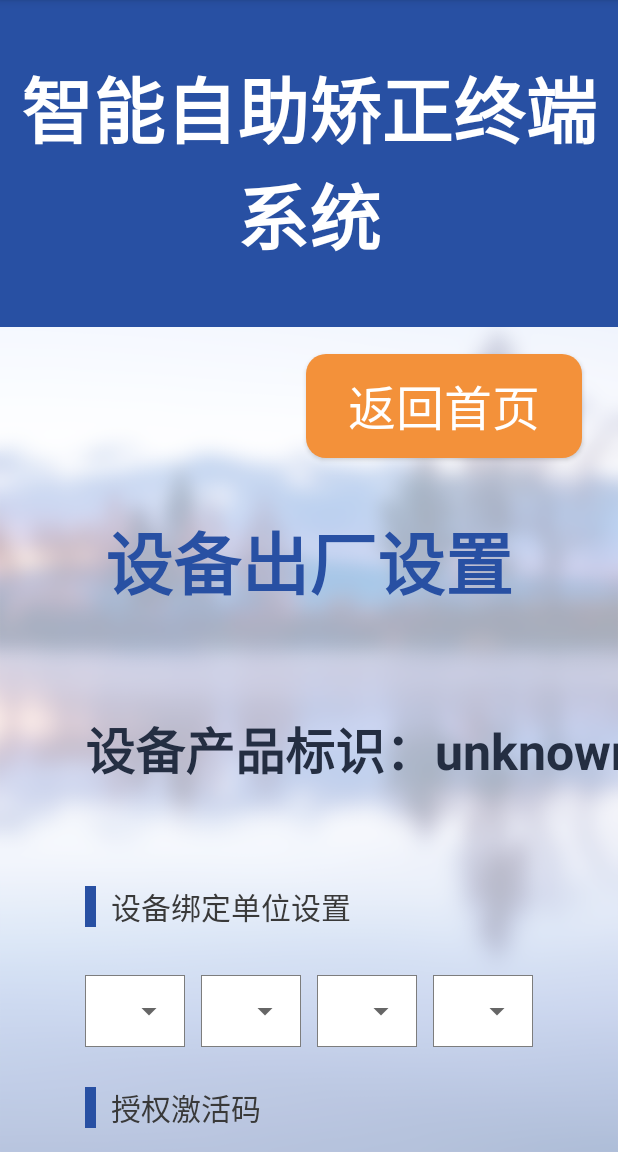
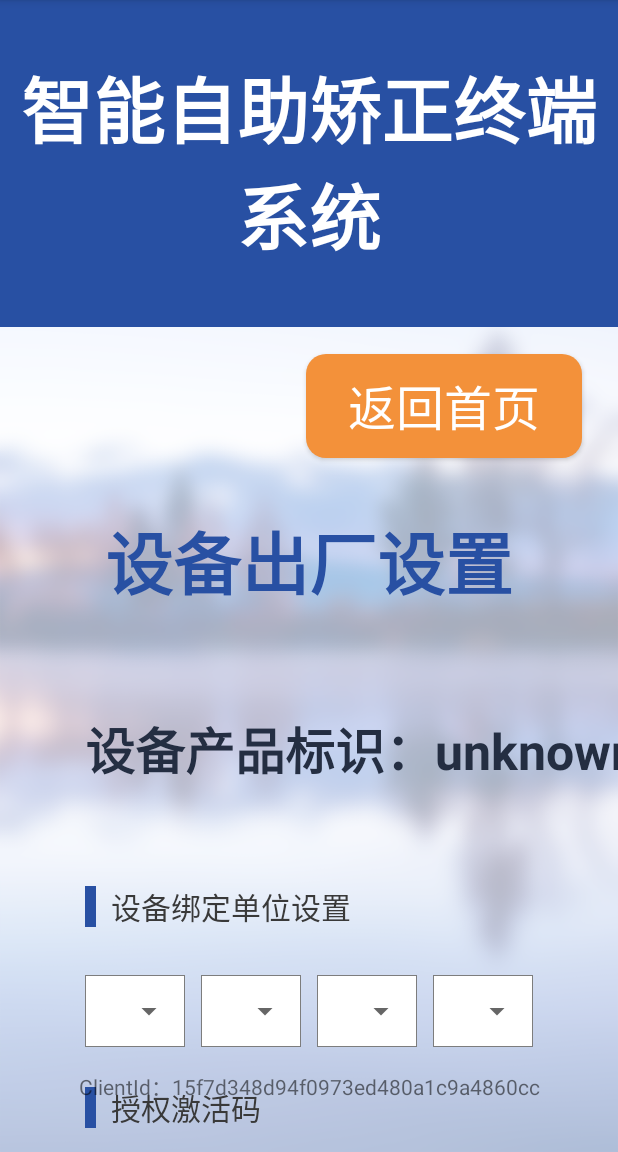
Before and after one commit to zhujunl/judicial-correction, an Android app: the SettingActivity screen opened directly, with no data from a screen before it, on a phone screen of 412 x 824 dp, the part 84-1236 px from its top. Run offline under Robolectric (Android 15) with nearby library versions, the phone set to English and light mode, and no system bars; our stand-ins replace Dagger/Hilt's generated code, Room's generated code, Timber, data binding; pictures from the network do not load; 9 statements that could not run were skipped.

Commit message:
feat(): 可在设置页面查看ClientId

```diff
--- a/app/src/main/java/com/miaxis/judicialcorrection/ui/setting/SettingActivity.java
+++ b/app/src/main/java/com/miaxis/judicialcorrection/ui/setting/SettingActivity.java
@@ -32,6 +32,8 @@ import com.miaxis.judicialcorrection.base.utils.AppToast;
 import com.miaxis.judicialcorrection.common.ui.adapter.BaseDataBoundDiffAdapter;
 import com.miaxis.judicialcorrection.databinding.ActivitySettingBinding;
 import com.miaxis.judicialcorrection.databinding.ItemSettingFuncBinding;
+import com.wondersgroup.om.AuthInfo;
+import com.wondersgroup.om.JZAuth;
 
 import java.util.List;
 import java.util.Objects;
@@ -174,6 +176,8 @@ public class SettingActivity extends BaseBindingActivity<ActivitySettingBinding>
             }
         });
         viewModel.setSheng(null);
+
+        binding.tvClientId.setText("ClientId："+ AuthInfo.getInstance().getClientId());
     }
 
     private int getCheckedPosition(List<JusticeBureau> justiceBureaus, JusticeBureau total) {
--- a/app/src/main/res/layout-land-xhdpi/activity_setting.xml
+++ b/app/src/main/res/layout-land-xhdpi/activity_setting.xml
@@ -252,6 +252,13 @@
             tools:itemCount="7"
             tools:listitem="@layout/item_setting_func" />
 
-
+        <TextView
+            android:id="@+id/tv_clientId"
+            android:layout_width="wrap_content"
+            android:layout_height="wrap_content"
+            android:layout_marginBottom="50px"
+            app:layout_constraintBottom_toBottomOf="parent"
+            app:layout_constraintLeft_toLeftOf="parent"
+            app:layout_constraintRight_toRightOf="parent"/>
     </androidx.constraintlayout.widget.ConstraintLayout>
 </layout>
--- a/app/src/main/res/layout-land-xxhdpi/activity_setting.xml
+++ b/app/src/main/res/layout-land-xxhdpi/activity_setting.xml
@@ -252,6 +252,14 @@
             tools:itemCount="7"
             tools:listitem="@layout/item_setting_func" />
 
+        <TextView
+            android:id="@+id/tv_clientId"
+            android:layout_width="wrap_content"
+            android:layout_height="wrap_content"
+            android:layout_marginBottom="50px"
+            app:layout_constraintBottom_toBottomOf="parent"
+            app:layout_constraintLeft_toLeftOf="parent"
+            app:layout_constraintRight_toRightOf="parent"/>
 
     </androidx.constraintlayout.widget.ConstraintLayout>
 </layout>
--- a/app/src/main/res/layout/activity_setting.xml
+++ b/app/src/main/res/layout/activity_setting.xml
@@ -251,6 +251,14 @@
             tools:itemCount="7"
             tools:listitem="@layout/item_setting_func" />
 
+        <TextView
+            android:id="@+id/tv_clientId"
+            android:layout_width="wrap_content"
+            android:layout_height="wrap_content"
+            android:layout_marginBottom="50px"
+            app:layout_constraintBottom_toBottomOf="parent"
+            app:layout_constraintLeft_toLeftOf="parent"
+            app:layout_constraintRight_toRightOf="parent"/>
 
     </androidx.constraintlayout.widget.ConstraintLayout>
 </layout>
```
